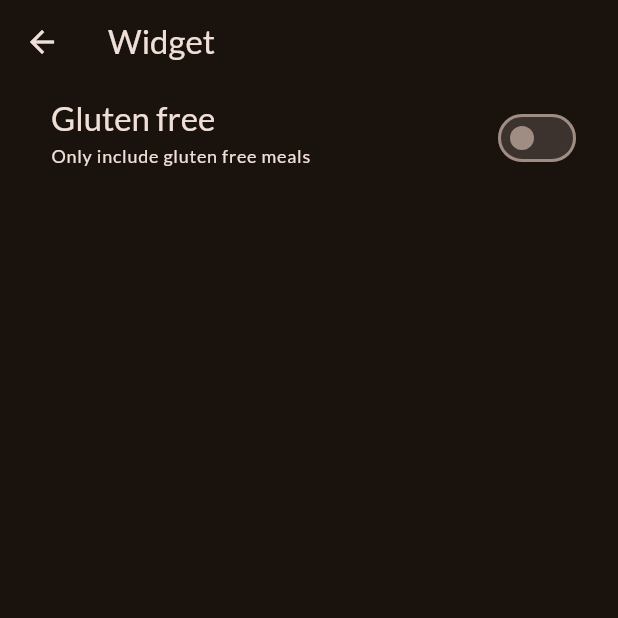
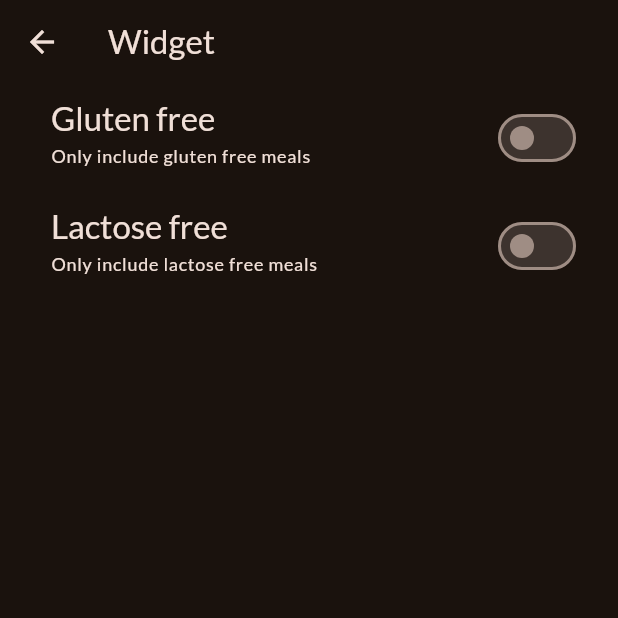
Before and after one commit to davidecarizzoni/meals_app, a Flutter app: the FiltersScreen screen opened directly, on a phone screen of 412 x 824 dp, the top half of it. Run offline on Flutter 3.47's test engine with Material 2 defaults, Android fonts, the phone set to English and light mode, and no system bars; our stand-ins replace google_fonts, transparent_image.

Commit message:
feat(filters)

```diff
--- a/lib/screens/filters_screen.dart
+++ b/lib/screens/filters_screen.dart
@@ -13,6 +13,7 @@ class FiltersScreen extends StatefulWidget {
 
 class _FiltersScreenState extends State<FiltersScreen> {
   bool _isGlutenFree = false;
+  bool _isLactoseFree = false;
   @override
   Widget build(BuildContext context) {
     return Scaffold(
@@ -54,6 +55,28 @@ class _FiltersScreenState extends State<FiltersScreen> {
               ),
               activeColor: Theme.of(context).colorScheme.tertiary,
               contentPadding: const EdgeInsets.only(left: 34, right: 24),
+            ),
+            SwitchListTile(
+              value: _isLactoseFree,
+              onChanged: (isChecked) {
+                setState(() {
+                  _isLactoseFree = isChecked;
+                });
+              },
+              title: Text(
+                'Lactose free',
+                style: Theme.of(context).textTheme.titleLarge?.copyWith(
+                      color: Theme.of(context).colorScheme.onBackground,
+                    ),
+              ),
+              subtitle: Text(
+                'Only include lactose free meals',
+                style: Theme.of(context).textTheme.labelMedium?.copyWith(
+                      color: Theme.of(context).colorScheme.onBackground,
+                    ),
+              ),
+              activeColor: Theme.of(context).colorScheme.tertiary,
+              contentPadding: const EdgeInsets.only(left: 34, right: 24),
             )
           ],
         ),
```
